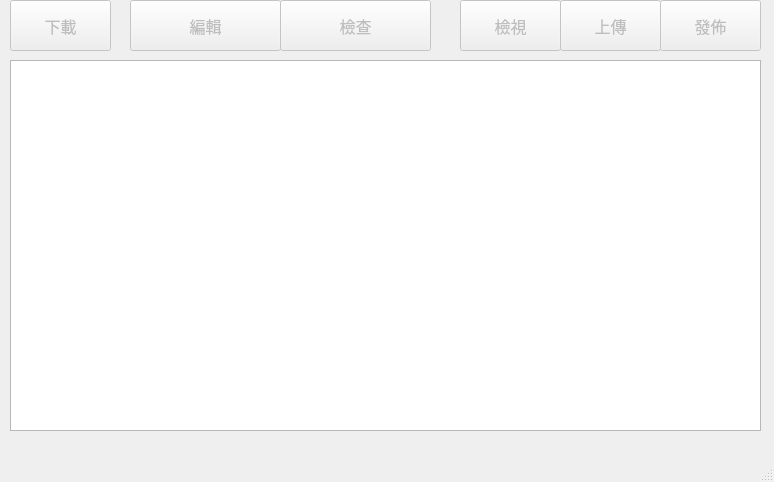
Old version of the form gui/us01/form_us01.ui in the repository rogers228/ispc_maintain.
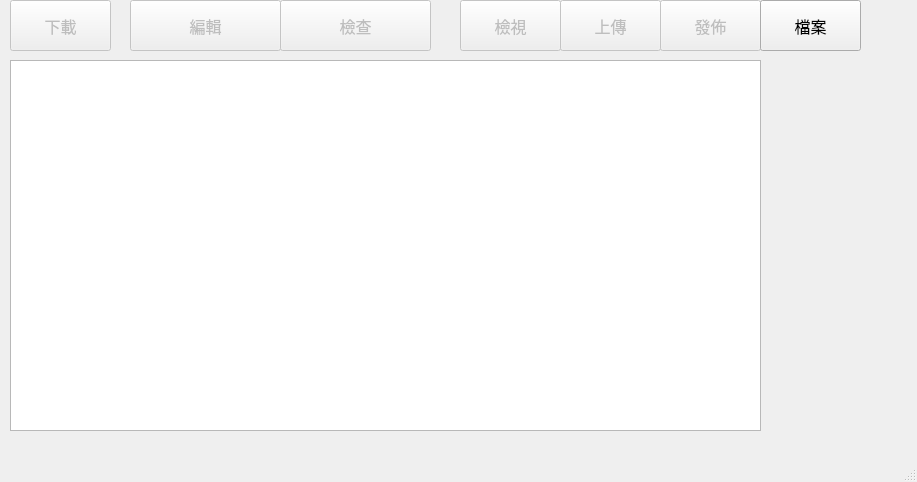
New version of the form.

```diff
--- a/gui/us01/form_us01.ui
+++ b/gui/us01/form_us01.ui
@@ -6,7 +6,7 @@
    <rect>
     <x>0</x>
     <y>0</y>
-    <width>774</width>
+    <width>917</width>
     <height>482</height>
    </rect>
   </property>
@@ -204,6 +204,34 @@
      <string>檢視</string>
     </property>
    </widget>
+   <widget class="QPushButton" name="file">
+    <property name="enabled">
+     <bool>true</bool>
+    </property>
+    <property name="geometry">
+     <rect>
+      <x>760</x>
+      <y>0</y>
+      <width>101</width>
+      <height>51</height>
+     </rect>
+    </property>
+    <property name="font">
+     <font>
+      <family>新細明體</family>
+      <pointsize>12</pointsize>
+     </font>
+    </property>
+    <property name="focusPolicy">
+     <enum>Qt::NoFocus</enum>
+    </property>
+    <property name="toolTip">
+     <string>正式發佈</string>
+    </property>
+    <property name="text">
+     <string>檔案</string>
+    </property>
+   </widget>
   </widget>
   <widget class="QMenuBar" name="menubar">
    <property name="geometry">
```
Left out of the diff: 2 changed lines with no effect on the pictures.
